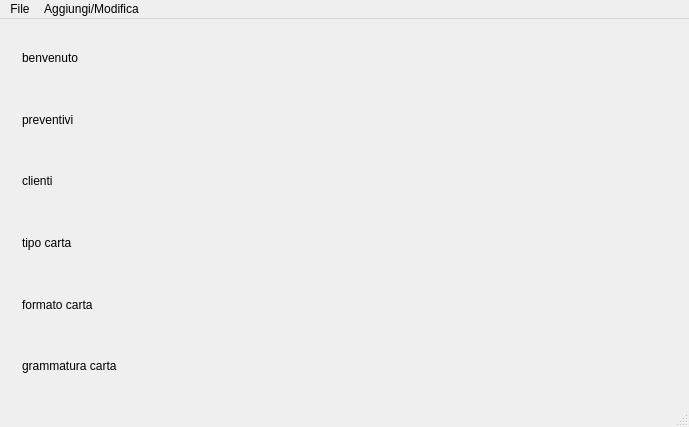
This is mainwindow.ui in Fale/cmprint as Qt 5 draws it before an edit. The edited form follows.
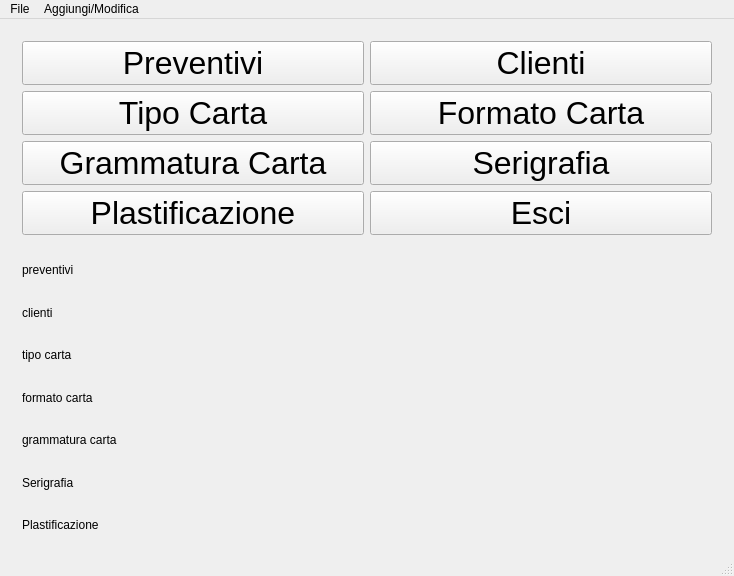
This is the edited form.

Commit message: Aggiunti Serigrafia e Plastificazione alla ui

```diff
--- a/mainwindow.ui
+++ b/mainwindow.ui
@@ -6,8 +6,8 @@
    <rect>
     <x>0</x>
     <y>0</y>
-    <width>689</width>
-    <height>427</height>
+    <width>734</width>
+    <height>576</height>
    </rect>
   </property>
   <property name="windowTitle">
@@ -15,25 +15,6 @@
   </property>
   <widget class="QWidget" name="centralWidget">
    <layout class="QGridLayout" name="gridLayout">
-    <item row="1" column="0">
-     <widget class="QWidget" name="widget_benvenuto" native="true">
-      <property name="enabled">
-       <bool>true</bool>
-      </property>
-      <layout class="QGridLayout" name="gridLayout_2">
-       <item row="0" column="0">
-        <widget class="QLabel" name="label">
-         <property name="enabled">
-          <bool>true</bool>
-         </property>
-         <property name="text">
-          <string>benvenuto</string>
-         </property>
-        </widget>
-       </item>
-      </layout>
-     </widget>
-    </item>
     <item row="2" column="0">
      <widget class="QWidget" name="widget_preventivi" native="true">
       <layout class="QGridLayout" name="gridLayout_3">
@@ -99,6 +80,137 @@
       </layout>
      </widget>
     </item>
+    <item row="8" column="0">
+     <widget class="QWidget" name="widget_plastificazione" native="true">
+      <layout class="QGridLayout" name="gridLayout_9">
+       <item row="0" column="0">
+        <widget class="QLabel" name="label_7">
+         <property name="text">
+          <string>Plastificazione</string>
+         </property>
+        </widget>
+       </item>
+      </layout>
+     </widget>
+    </item>
+    <item row="7" column="0">
+     <widget class="QWidget" name="widget_serigrafia" native="true">
+      <layout class="QGridLayout" name="gridLayout_8">
+       <item row="0" column="0">
+        <widget class="QLabel" name="label">
+         <property name="text">
+          <string>Serigrafia</string>
+         </property>
+        </widget>
+       </item>
+      </layout>
+     </widget>
+    </item>
+    <item row="1" column="0">
+     <widget class="QWidget" name="widget_benvenuto" native="true">
+      <property name="enabled">
+       <bool>true</bool>
+      </property>
+      <layout class="QGridLayout" name="gridLayout_2">
+       <item row="0" column="0">
+        <widget class="QPushButton" name="pushButton_preventivi">
+         <property name="font">
+          <font>
+           <pointsize>24</pointsize>
+          </font>
+         </property>
+         <property name="text">
+          <string>Preventivi</string>
+         </property>
+        </widget>
+       </item>
+       <item row="0" column="1">
+        <widget class="QPushButton" name="pushButton_clienti">
+         <property name="font">
+          <font>
+           <pointsize>24</pointsize>
+          </font>
+         </property>
+         <property name="text">
+          <string>Clienti</string>
+         </property>
+        </widget>
+       </item>
+       <item row="1" column="0">
+        <widget class="QPushButton" name="pushButton_carta_tipo">
+         <property name="font">
+          <font>
+           <pointsize>24</pointsize>
+          </font>
+         </property>
+         <property name="text">
+          <string>Tipo Carta</string>
+         </property>
+        </widget>
+       </item>
+       <item row="1" column="1">
+        <widget class="QPushButton" name="pushButton_carta_formato">
+         <property name="font">
+          <font>
+           <pointsize>24</pointsize>
+          </font>
+         </property>
+         <property name="text">
+          <string>Formato Carta</string>
+         </property>
+        </widget>
+       </item>
+       <item row="2" column="0">
+        <widget class="QPushButton" name="pushButton_carta_grammatura">
+         <property name="font">
+          <font>
+           <pointsize>24</pointsize>
+          </font>
+         </property>
+         <property name="text">
+          <string>Grammatura Carta</string>
+         </property>
+        </widget>
+       </item>
+       <item row="2" column="1">
+        <widget class="QPushButton" name="pushButton_serigrafia">
+         <property name="font">
+          <font>
+           <pointsize>24</pointsize>
+          </font>
+         </property>
+         <property name="text">
+          <string>Serigrafia</string>
+         </property>
+        </widget>
+       </item>
+       <item row="3" column="0">
+        <widget class="QPushButton" name="pushButton_plastificazione">
+         <property name="font">
+          <font>
+           <pointsize>24</pointsize>
+          </font>
+         </property>
+         <property name="text">
+          <string>Plastificazione</string>
+         </property>
+        </widget>
+       </item>
+       <item row="3" column="1">
+        <widget class="QPushButton" name="pushButton">
+         <property name="font">
+          <font>
+           <pointsize>24</pointsize>
+          </font>
+         </property>
+         <property name="text">
+          <string>Esci</string>
+         </property>
+        </widget>
+       </item>
+      </layout>
+     </widget>
+    </item>
    </layout>
   </widget>
   <widget class="QStatusBar" name="statusBar"/>
@@ -107,7 +219,7 @@
     <rect>
      <x>0</x>
      <y>0</y>
-     <width>689</width>
+     <width>734</width>
      <height>25</height>
     </rect>
    </property>
```
Left out of the diff: 12 changed lines with no effect on the pictures. The commit also changes 2 other files.
